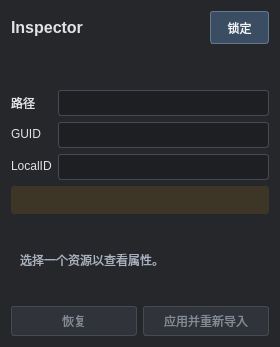
Heroinaddicts/G-Foundation, file GameSprout/View/InspectorUI/InspectorUI.ui: the form before one commit.
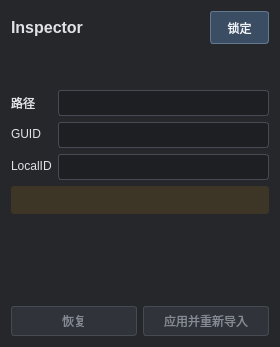
The form after the commit. The open tabs and pages were chosen to show the change.

Commit message: 实现 Hierarchy 与 Inspector 联动及 Scene 视口物体编辑

Diff of the .ui file:
```diff
--- a/GameSprout/View/InspectorUI/InspectorUI.ui
+++ b/GameSprout/View/InspectorUI/InspectorUI.ui
@@ -9,7 +9,7 @@
       </size>
     </property>
     <property name="styleSheet">
-      <string>QWidget#InspectorUIWindow,QWidget#propertyBody,QWidget#TextureInspectorForm,QWidget#AssetInfoInspectorForm { background:#25272b; color:#e0e2e6; }
+      <string>QWidget#InspectorUIWindow,QWidget#propertyBody,QWidget#TextureInspectorForm,QWidget#AssetInfoInspectorForm,QWidget#GameObjectInspectorForm,QWidget#componentHost,QWidget#scenePage,QWidget#sceneHost { background:#25272b; color:#e0e2e6; }
 QLabel,QCheckBox,QGroupBox { color:#e0e2e6; }
 QLabel#assetNameLabel { font-size:16px; font-weight:bold; }
 QLabel#typeLabel,QLabel#stateLabel { color:#b8c7d8; }
@@ -213,6 +213,24 @@
               </item>
             </layout>
           </widget>
+          <widget class="QWidget" name="scenePage">
+            <layout class="QVBoxLayout" name="sceneLayout">
+              <property name="leftMargin"><number>0</number></property>
+              <property name="topMargin"><number>0</number></property>
+              <property name="rightMargin"><number>0</number></property>
+              <property name="bottomMargin"><number>0</number></property>
+              <item>
+                <widget class="QWidget" name="sceneHost">
+                  <layout class="QVBoxLayout" name="sceneHostLayout">
+                    <property name="leftMargin"><number>0</number></property>
+                    <property name="topMargin"><number>0</number></property>
+                    <property name="rightMargin"><number>0</number></property>
+                    <property name="bottomMargin"><number>0</number></property>
+                  </layout>
+                </widget>
+              </item>
+            </layout>
+          </widget>
         </widget>
       </item>
       <item>
```
Left out of the diff: 2 changed lines with no effect on the pictures. The commit also changes 115 other files.
